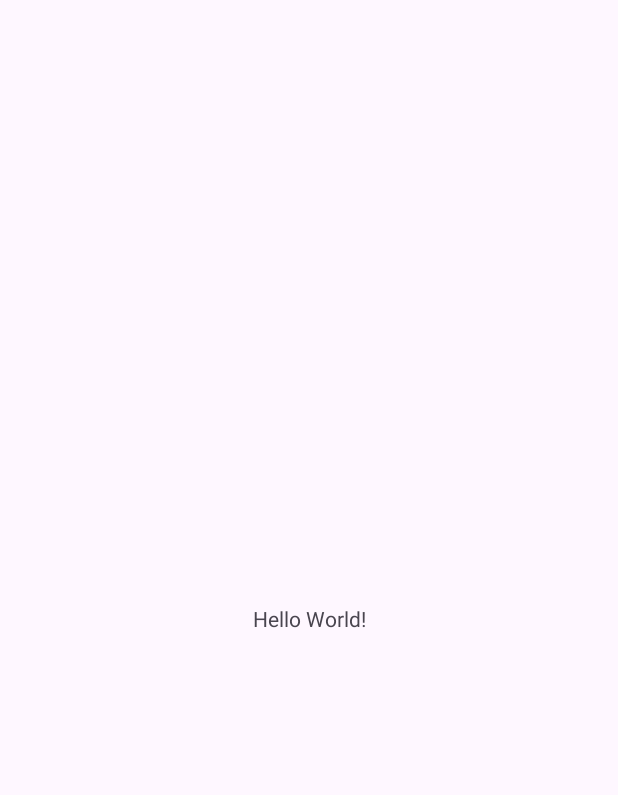
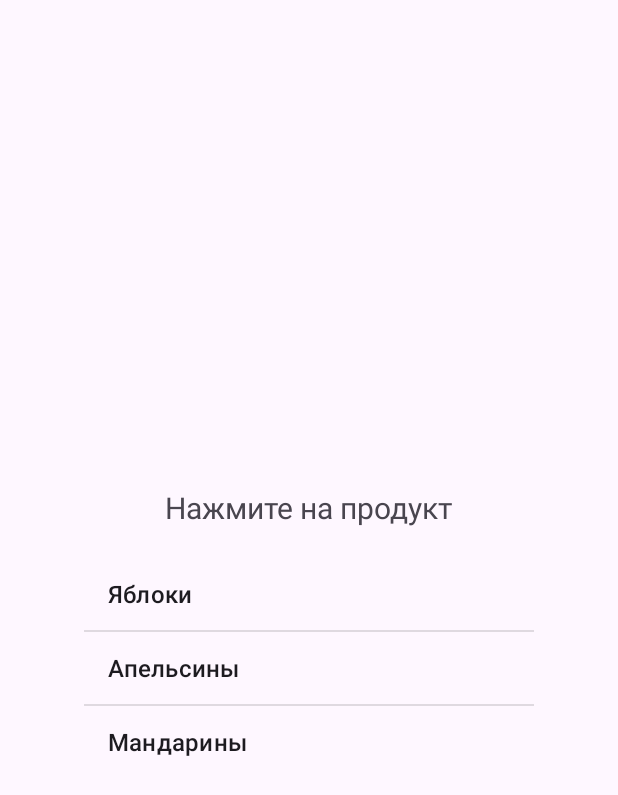
Before and after one commit to Krezerenko/MobileDev-sem-4, an Android app: the screen it shows after launch (MainActivity), on a phone screen of 412 x 824 dp. Before the commit the part shown is almost empty. Shown: the top 795 px of the screen. Run offline under Robolectric (Android 15) with nearby library versions, the phone set to English and light mode, and no system bars.

Commit message:
Закончил первый пункт 5-й практики

```diff
--- a/Projects/Pract5/app/src/main/AndroidManifest.xml
+++ b/Projects/Pract5/app/src/main/AndroidManifest.xml
@@ -13,6 +13,12 @@
             android:theme="@style/Theme.Pract5"
             tools:targetApi="31">
         <activity
+                android:name=".ThirdActivity"
+                android:exported="false" />
+        <activity
+                android:name=".SecondActivity"
+                android:exported="false" />
+        <activity
                 android:name=".MainActivity"
                 android:exported="true">
             <intent-filter>
--- a/Projects/Pract5/app/src/main/java/com/example/pract5/MainActivity.java
+++ b/Projects/Pract5/app/src/main/java/com/example/pract5/MainActivity.java
@@ -1,12 +1,22 @@
 package com.example.pract5;
 
+import android.content.Intent;
 import android.os.Bundle;
+import android.view.View;
+import android.widget.AdapterView;
+import android.widget.ArrayAdapter;
+import android.widget.ListAdapter;
+import android.widget.ListView;
 
 import androidx.activity.EdgeToEdge;
 import androidx.appcompat.app.AppCompatActivity;
 import androidx.core.graphics.Insets;
 import androidx.core.view.ViewCompat;
 import androidx.core.view.WindowInsetsCompat;
+
+import java.util.ArrayList;
+import java.util.Arrays;
+import java.util.List;
 
 public class MainActivity extends AppCompatActivity
 {
@@ -23,5 +33,18 @@ public class MainActivity extends AppCompatActivity
             v.setPadding(systemBars.left, systemBars.top, systemBars.right, systemBars.bottom);
             return insets;
         });
+
+        ListView productsView = findViewById(R.id.list_main_products);
+
+        productsView.setOnItemClickListener(new AdapterView.OnItemClickListener()
+        {
+            @Override
+            public void onItemClick(AdapterView<?> parent, View view, int position, long id)
+            {
+                Intent intent = new Intent(view.getContext(), SecondActivity.class);
+                intent.putExtra("ARGUMENT_LIST_NUMBER", position);
+                startActivity(intent);
+            }
+        });
     }
 }
--- a/Projects/Pract5/app/src/main/res/layout/activity_main.xml
+++ b/Projects/Pract5/app/src/main/res/layout/activity_main.xml
@@ -1,19 +1,25 @@
 <?xml version="1.0" encoding="utf-8"?>
-<androidx.constraintlayout.widget.ConstraintLayout xmlns:android="http://schemas.android.com/apk/res/android"
+<LinearLayout xmlns:android="http://schemas.android.com/apk/res/android"
         xmlns:tools="http://schemas.android.com/tools"
         xmlns:app="http://schemas.android.com/apk/res-auto"
         android:id="@+id/main"
         android:layout_width="match_parent"
         android:layout_height="match_parent"
-        tools:context=".MainActivity">
+        tools:context=".MainActivity"
+        android:gravity="center"
+        android:orientation="vertical" >
 
     <TextView
             android:layout_width="wrap_content"
             android:layout_height="wrap_content"
-            android:text="Hello World!"
-            app:layout_constraintBottom_toBottomOf="parent"
-            app:layout_constraintStart_toStartOf="parent"
-            app:layout_constraintEnd_toEndOf="parent"
-            app:layout_constraintTop_toTopOf="parent" />
+            android:layout_margin="20dp"
+            android:textSize="20sp"
+            android:text="Нажмите на продукт"/>
 
-</androidx.constraintlayout.widget.ConstraintLayout>
+    <ListView
+            android:id="@+id/list_main_products"
+            android:layout_width="300dp"
+            android:entries="@array/main_products"
+            android:layout_height="wrap_content" />
+
+</LinearLayout>
```
Also changed, not shown: Projects/Pract5/app/src/main/java/com/example/pract5/SecondActivity.java (added, +89 -0 lines), Projects/Pract5/app/src/main/java/com/example/pract5/ThirdActivity.java (added, +27 -0 lines), Projects/Pract5/app/src/main/res/layout/activity_second.xml (added, +41 -0 lines), Projects/Pract5/app/src/main/res/layout/activity_third.xml (added, +10 -0 lines), Projects/Pract5/app/src/main/res/values/strings.xml (+32 -0 lines), 8 other files.
